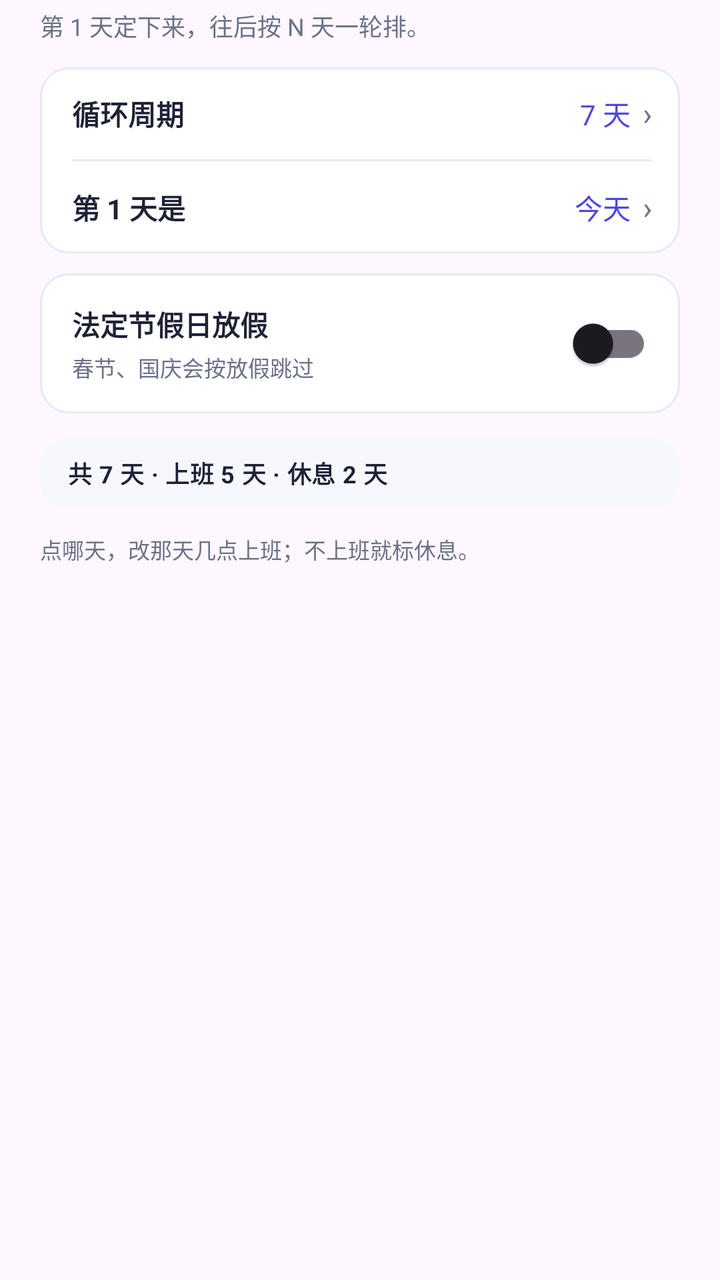
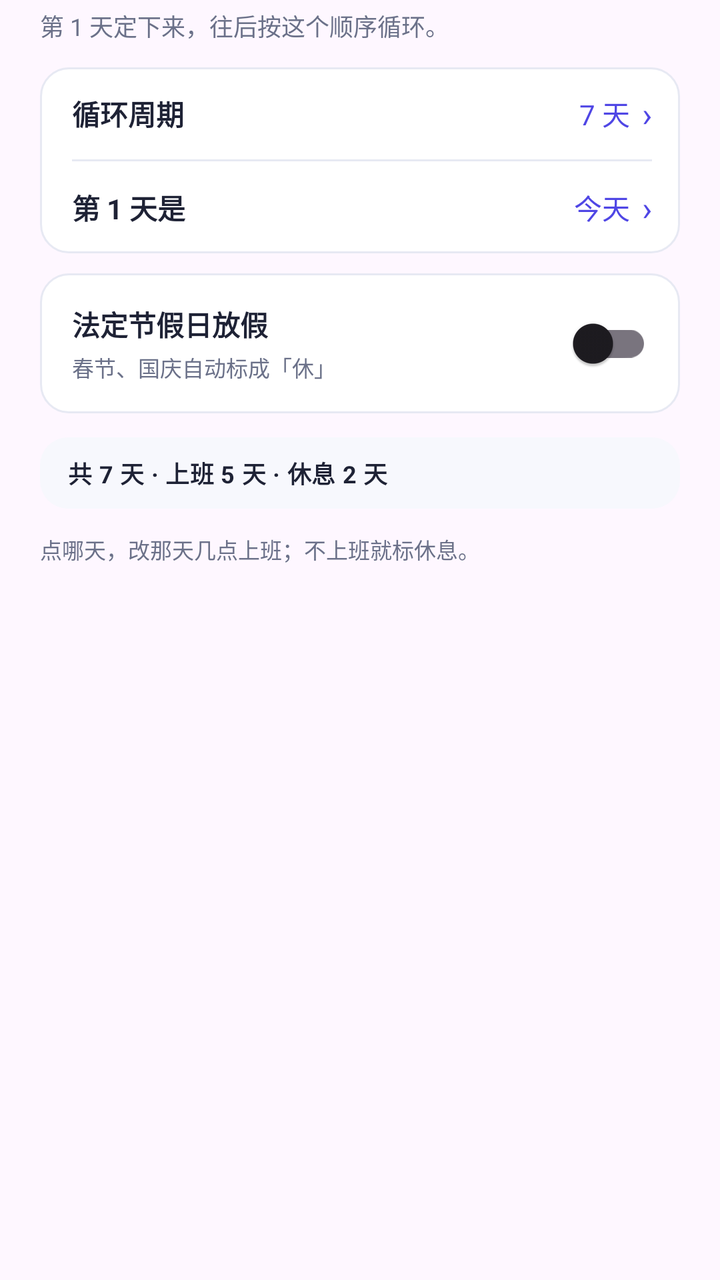

Compare the two renders of this Android layout. The source of the first and the diff that turns it into the second are given below.
<!-- AndroidManifest.xml: application theme Theme.WeekdayAlarm -->
<!-- res/layout/dialog_schedule_sheet.xml -->
<?xml version="1.0" encoding="utf-8"?>
<LinearLayout xmlns:android="http://schemas.android.com/apk/res/android"
    android:layout_width="match_parent"
    android:layout_height="wrap_content"
    android:orientation="vertical"
    android:paddingStart="20dp"
    android:paddingTop="4dp"
    android:paddingEnd="20dp"
    android:paddingBottom="8dp">

    <TextView
        android:id="@+id/tv_sub"
        android:layout_width="match_parent"
        android:layout_height="wrap_content"
        android:lineSpacingMultiplier="1.35"
        android:text="第 1 天定下来，往后按 N 天一轮排。"
        android:textColor="@color/sub"
        android:textSize="12sp" />

    
    <LinearLayout
        android:id="@+id/box_params"
        android:layout_width="match_parent"
        android:layout_height="wrap_content"
        android:layout_marginTop="12dp"
        android:background="@drawable/bg_dialog_row"
        android:orientation="vertical">

        <LinearLayout
            android:id="@+id/row_len"
            android:layout_width="match_parent"
            android:layout_height="wrap_content"
            android:background="?android:attr/selectableItemBackground"
            android:clickable="true"
            android:focusable="true"
            android:gravity="center_vertical"
            android:minHeight="46dp"
            android:orientation="horizontal"
            android:paddingStart="16dp"
            android:paddingTop="11dp"
            android:paddingEnd="14dp"
            android:paddingBottom="11dp">

            <TextView
                android:layout_width="0dp"
                android:layout_height="wrap_content"
                android:layout_weight="1"
                android:text="循环周期"
                android:textColor="@color/ink"
                android:textSize="14sp"
                android:textStyle="bold" />

            <TextView
                android:id="@+id/tv_len"
                android:layout_width="wrap_content"
                android:layout_height="wrap_content"
                android:text="7 天"
                android:textColor="@color/indigo"
                android:textSize="14sp" />

            <TextView
                android:layout_width="wrap_content"
                android:layout_height="wrap_content"
                android:layout_marginStart="6dp"
                android:text="›"
                android:textColor="@color/sub"
                android:textSize="16sp" />
        </LinearLayout>

        <View
            android:layout_width="match_parent"
            android:layout_height="1dp"
            android:layout_marginStart="16dp"
            android:layout_marginEnd="14dp"
            android:background="@color/line" />

        <LinearLayout
            android:id="@+id/row_start"
            android:layout_width="match_parent"
            android:layout_height="wrap_content"
            android:background="?android:attr/selectableItemBackground"
            android:clickable="true"
            android:focusable="true"
            android:gravity="center_vertical"
            android:minHeight="46dp"
            android:orientation="horizontal"
            android:paddingStart="16dp"
            android:paddingTop="11dp"
            android:paddingEnd="14dp"
            android:paddingBottom="11dp">

            <TextView
                android:layout_width="0dp"
                android:layout_height="wrap_content"
                android:layout_weight="1"
                android:text="第 1 天是"
                android:textColor="@color/ink"
                android:textSize="14sp"
                android:textStyle="bold" />

            <TextView
                android:id="@+id/tv_start"
                android:layout_width="wrap_content"
                android:layout_height="wrap_content"
                android:text="今天"
                android:textColor="@color/indigo"
                android:textSize="14sp" />

            <TextView
                android:layout_width="wrap_content"
                android:layout_height="wrap_content"
                android:layout_marginStart="6dp"
                android:text="›"
                android:textColor="@color/sub"
                android:textSize="16sp" />
        </LinearLayout>
    </LinearLayout>

    
    <LinearLayout
        android:id="@+id/row_holiday"
        android:layout_width="match_parent"
        android:layout_height="wrap_content"
        android:layout_marginTop="10dp"
        android:background="@drawable/bg_dialog_row"
        android:gravity="center_vertical"
        android:orientation="horizontal"
        android:paddingStart="16dp"
        android:paddingTop="11dp"
        android:paddingEnd="14dp"
        android:paddingBottom="11dp">

        <LinearLayout
            android:layout_width="0dp"
            android:layout_height="wrap_content"
            android:layout_weight="1"
            android:orientation="vertical">

            <TextView
                android:layout_width="wrap_content"
                android:layout_height="wrap_content"
                android:text="法定节假日放假"
                android:textColor="@color/ink"
                android:textSize="14sp"
                android:textStyle="bold" />

            <TextView
                android:id="@+id/tv_holiday_hint"
                android:layout_width="wrap_content"
                android:layout_height="wrap_content"
                android:layout_marginTop="3dp"
                android:text="春节、国庆会按放假跳过"
                android:textColor="@color/sub"
                android:textSize="11sp" />
        </LinearLayout>

        
        <androidx.appcompat.widget.SwitchCompat
            android:id="@+id/sw_holiday"
            android:layout_width="wrap_content"
            android:layout_height="wrap_content" />
    </LinearLayout>

    
    <TextView
        android:id="@+id/tv_summary"
        android:layout_width="match_parent"
        android:layout_height="wrap_content"
        android:layout_marginTop="12dp"
        android:background="@drawable/bg_sheet_summary"
        android:letterSpacing="0.02"
        android:paddingStart="14dp"
        android:paddingTop="9dp"
        android:paddingEnd="14dp"
        android:paddingBottom="9dp"
        android:text="共 7 天 · 上班 5 天 · 休息 2 天"
        android:textColor="@color/ink"
        android:textSize="12sp"
        android:textStyle="bold" />

    
    <ScrollView
        android:id="@+id/scroll_days"
        android:layout_width="match_parent"
        android:layout_height="wrap_content"
        android:layout_marginTop="4dp"
        android:scrollbars="none">

        <LinearLayout
            android:id="@+id/list_days"
            android:layout_width="match_parent"
            android:layout_height="wrap_content"
            android:orientation="vertical" />
    </ScrollView>

    <TextView
        android:id="@+id/tv_hint"
        android:layout_width="match_parent"
        android:layout_height="wrap_content"
        android:layout_marginTop="8dp"
        android:text="点哪天，改那天几点上班；不上班就标休息。"
        android:textColor="@color/sub"
        android:textSize="11sp" />
</LinearLayout>
<!-- resources referenced by this layout -->
<resources>
  <color name="indigo">#4F46E5</color>
  <color name="ink">#1E2235</color>
  <color name="line">#E7E9F3</color>
  <color name="sub">#6B7189</color>
  <!-- drawable bg_dialog_row (drawable) -->
  <?xml version="1.0" encoding="utf-8"?>
  <shape xmlns:android="http://schemas.android.com/apk/res/android"
      android:shape="rectangle">
      <solid android:color="@color/card" />
      <stroke
          android:width="1dp"
          android:color="@color/line" />
      <corners android:radius="@dimen/radius_row" />
  </shape>
  <!-- drawable bg_sheet_summary (drawable) -->
  <?xml version="1.0" encoding="utf-8"?>
  <shape xmlns:android="http://schemas.android.com/apk/res/android"
      android:shape="rectangle">
      <solid android:color="@color/section_bg" />
      <corners android:radius="@dimen/radius_row" />
  </shape>
  <style name="Theme.WeekdayAlarm" parent="Theme.Material3.DayNight.NoActionBar">
          <item name="colorPrimary">@color/indigo</item>
          <item name="colorPrimaryVariant">@color/indigo_dark</item>
          <item name="colorOnPrimary">@color/white</item>
          <item name="android:statusBarColor">@color/bg</item>
          <item name="android:windowLightStatusBar">true</item>
      </style>
  <color name="card">#FFFFFF</color>
  <dimen name="radius_row">14dp</dimen>
  <color name="section_bg">#F7F8FD</color>
  <color name="indigo_dark">#4338CA</color>
  <color name="white">#FFFFFFFF</color>
  <color name="bg">#F4F5FB</color>
</resources>

<!-- the commit's change to res/layout/dialog_schedule_sheet.xml (unified diff, before → after) -->
@@ -13,7 +13,7 @@
         android:layout_width="match_parent"
         android:layout_height="wrap_content"
         android:lineSpacingMultiplier="1.35"
-        android:text="第 1 天定下来，往后按 N 天一轮排。"
+        android:text="第 1 天定下来，往后按这个顺序循环。"
         android:textColor="@color/sub"
         android:textSize="12sp" />
 
@@ -58,13 +58,7 @@
                 android:textColor="@color/indigo"
                 android:textSize="14sp" />
 
-            <TextView
-                android:layout_width="wrap_content"
-                android:layout_height="wrap_content"
-                android:layout_marginStart="6dp"
-                android:text="›"
-                android:textColor="@color/sub"
-                android:textSize="16sp" />
+            <TextView style="@style/SettingsChevron" />
         </LinearLayout>
 
         <View
@@ -106,13 +100,7 @@
                 android:textColor="@color/indigo"
                 android:textSize="14sp" />
 
-            <TextView
-                android:layout_width="wrap_content"
-                android:layout_height="wrap_content"
-                android:layout_marginStart="6dp"
-                android:text="›"
-                android:textColor="@color/sub"
-                android:textSize="16sp" />
+            <TextView style="@style/SettingsChevron" />
         </LinearLayout>
     </LinearLayout>
 
@@ -149,7 +137,7 @@
                 android:layout_width="wrap_content"
                 android:layout_height="wrap_content"
                 android:layout_marginTop="3dp"
-                android:text="春节、国庆会按放假跳过"
+                android:text="春节、国庆自动标成「休」"
                 android:textColor="@color/sub"
                 android:textSize="11sp" />
         </LinearLayout>
<!-- resource entries referenced after the edit -->
@@ -21,6 +21,14 @@
       <solid android:color="@color/section_bg" />
       <corners android:radius="@dimen/radius_row" />
   </shape>
+  <style name="SettingsChevron">
+          <item name="android:layout_width">wrap_content</item>
+          <item name="android:layout_height">wrap_content</item>
+          <item name="android:layout_marginStart">@dimen/space_6</item>
+          <item name="android:text">›</item>
+          <item name="android:textColor">@color/indigo</item>
+          <item name="android:textSize">17sp</item>
+      </style>
   <style name="Theme.WeekdayAlarm" parent="Theme.Material3.DayNight.NoActionBar">
           <item name="colorPrimary">@color/indigo</item>
           <item name="colorPrimaryVariant">@color/indigo_dark</item>
@@ -31,6 +39,7 @@
   <color name="card">#FFFFFF</color>
   <dimen name="radius_row">14dp</dimen>
   <color name="section_bg">#F7F8FD</color>
+  <dimen name="space_6">6dp</dimen>
   <color name="indigo_dark">#4338CA</color>
   <color name="white">#FFFFFFFF</color>
   <color name="bg">#F4F5FB</color>
